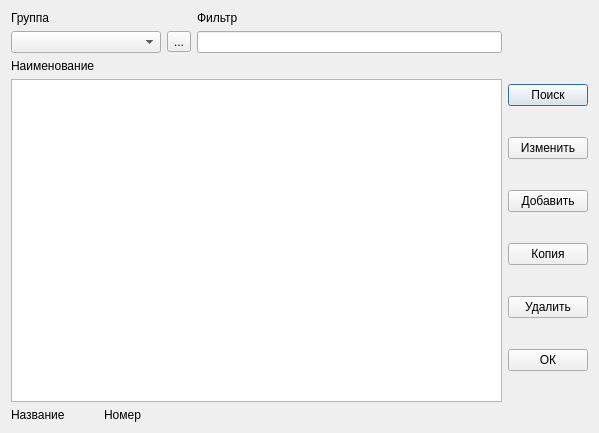
The window that spravtovar.ui (VladOk3333/market) describes before a commit, drawn with Qt 5.
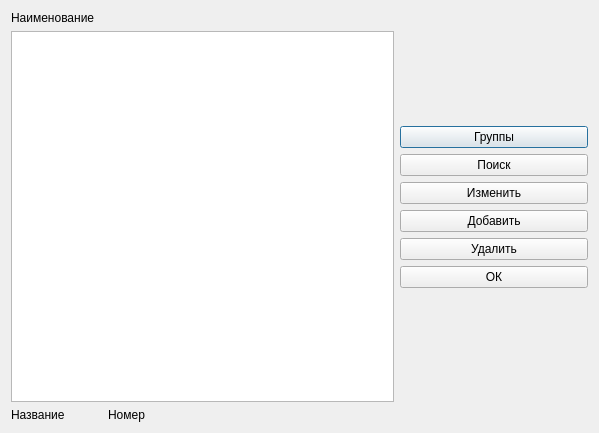
The same window after the commit.

Patch:
```diff
--- a/spravtovar.ui
+++ b/spravtovar.ui
@@ -15,52 +15,34 @@
   </property>
   <layout class="QGridLayout" name="gridLayout">
    <item row="0" column="0">
-    <widget class="QLabel" name="label_4">
-     <property name="text">
-      <string>Группа</string>
-     </property>
-    </widget>
-   </item>
-   <item row="0" column="1">
-    <widget class="QLabel" name="label_5">
-     <property name="text">
-      <string>Фильтр</string>
-     </property>
-    </widget>
-   </item>
-   <item row="1" column="0">
-    <layout class="QHBoxLayout" name="horizontalLayout_2">
-     <item>
-      <widget class="QComboBox" name="spravTovarGroups">
-       <property name="minimumSize">
-        <size>
-         <width>150</width>
-         <height>0</height>
-        </size>
-       </property>
-      </widget>
-     </item>
-     <item>
-      <widget class="QToolButton" name="addingGroup">
-       <property name="text">
-        <string>...</string>
-       </property>
-      </widget>
-     </item>
-    </layout>
-   </item>
-   <item row="1" column="1">
-    <widget class="QLineEdit" name="lineEdit"/>
-   </item>
-   <item row="2" column="0">
     <widget class="QLabel" name="label_3">
      <property name="text">
       <string>Наименование</string>
      </property>
     </widget>
    </item>
-   <item row="2" column="2" rowspan="2">
+   <item row="0" column="2" rowspan="2">
     <layout class="QVBoxLayout" name="verticalLayout">
+     <item>
+      <spacer name="verticalSpacer">
+       <property name="orientation">
+        <enum>Qt::Vertical</enum>
+       </property>
+       <property name="sizeHint" stdset="0">
+        <size>
+         <width>20</width>
+         <height>40</height>
+        </size>
+       </property>
+      </spacer>
+     </item>
+     <item>
+      <widget class="QPushButton" name="addingGroup">
+       <property name="text">
+        <string>Группы</string>
+       </property>
+      </widget>
+     </item>
      <item>
       <widget class="QPushButton" name="spravTovarSearch">
        <property name="text">
@@ -82,13 +64,6 @@
        </property>
       </widget>
      </item>
-     <item>
-      <widget class="QPushButton" name="spravTovarCopy">
-       <property name="text">
-        <string>Копия</string>
-       </property>
-      </widget>
-     </item>
      <item>
       <widget class="QPushButton" name="spravTovarDelete">
        <property name="text">
@@ -103,12 +78,25 @@
        </property>
       </widget>
      </item>
+     <item>
+      <spacer name="verticalSpacer_2">
+       <property name="orientation">
+        <enum>Qt::Vertical</enum>
+       </property>
+       <property name="sizeHint" stdset="0">
+        <size>
+         <width>20</width>
+         <height>40</height>
+        </size>
+       </property>
+      </spacer>
+     </item>
     </layout>
    </item>
-   <item row="3" column="0" colspan="2">
+   <item row="1" column="0" colspan="2">
     <widget class="QListWidget" name="spravTovarList"/>
    </item>
-   <item row="4" column="0">
+   <item row="2" column="0">
     <layout class="QHBoxLayout" name="horizontalLayout">
      <item>
       <widget class="QLabel" name="label_2">
```
Left out of the diff: 4 changed lines with no effect on the pictures.
